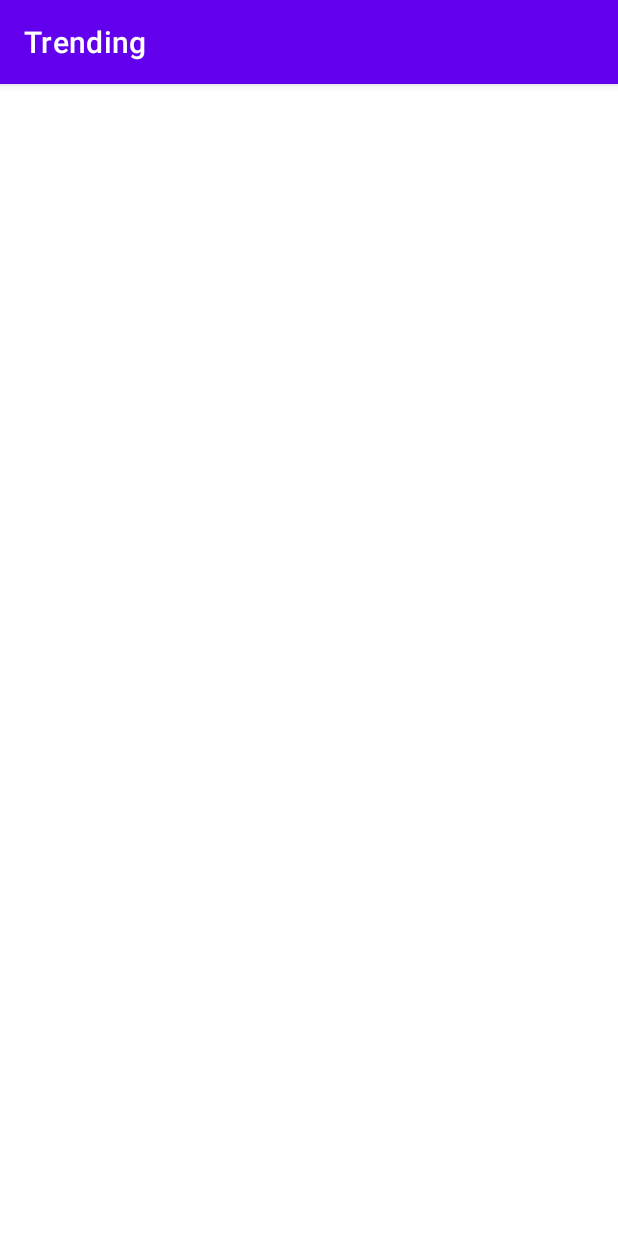
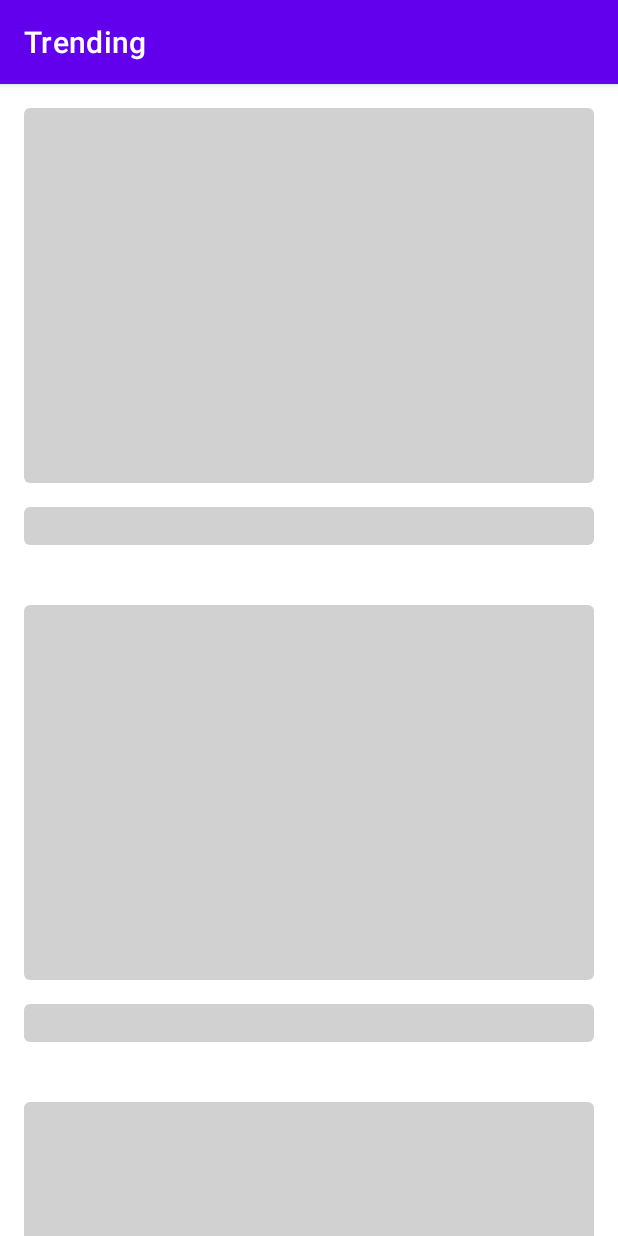
Before and after one commit to YousufSohail/Alligitor, an Android app built with Jetpack Compose: the screen it shows after launch (MainActivity), on a phone screen of 412 x 824 dp. Run offline under Robolectric (Android 15) with nearby library versions, the phone set to English and light mode, and no system bars; our stand-ins replace Dagger/Hilt's generated code; network calls fail; 1 statement that could not run was skipped.

Commit message:
Add shimmer animation

```diff
--- /dev/null
+++ b/app/src/main/java/com/yousufsohail/alligitor/presentation/components/LoadingRepositoryListShimmer.kt
@@ -0,0 +1,76 @@
+package com.yousufsohail.alligitor.presentation.components
+
+import androidx.compose.animation.core.LinearEasing
+import androidx.compose.animation.core.RepeatMode
+import androidx.compose.animation.core.animateFloat
+import androidx.compose.animation.core.infiniteRepeatable
+import androidx.compose.animation.core.rememberInfiniteTransition
+import androidx.compose.animation.core.tween
+import androidx.compose.foundation.layout.BoxWithConstraints
+import androidx.compose.foundation.layout.fillMaxSize
+import androidx.compose.foundation.lazy.LazyColumn
+import androidx.compose.runtime.Composable
+import androidx.compose.ui.Modifier
+import androidx.compose.ui.graphics.Color
+import androidx.compose.ui.platform.LocalDensity
+import androidx.compose.ui.unit.Dp
+import androidx.compose.ui.unit.dp
+
+@Composable
+fun LoadingRepositoryListShimmer(
+    imageHeight: Dp,
+    padding: Dp = 16.dp
+) {
+    BoxWithConstraints(
+        modifier = Modifier.fillMaxSize()
+    ) {
+        val cardWidthPx = with(LocalDensity.current) { (maxWidth - (padding * 2)).toPx() }
+        val cardHeightPx = with(LocalDensity.current) { (imageHeight - padding).toPx() }
+        val gradientWidth: Float = (0.2f * cardHeightPx)
+
+        val infiniteTransition = rememberInfiniteTransition()
+        val xCardShimmer = infiniteTransition.animateFloat(
+            initialValue = 0f,
+            targetValue = (cardWidthPx + gradientWidth),
+            animationSpec = infiniteRepeatable(
+                animation = tween(
+                    durationMillis = 1300,
+                    easing = LinearEasing,
+                    delayMillis = 300
+                ),
+                repeatMode = RepeatMode.Restart
+            )
+        )
+        val yCardShimmer = infiniteTransition.animateFloat(
+            initialValue = 0f,
+            targetValue = (cardHeightPx + gradientWidth),
+            animationSpec = infiniteRepeatable(
+                animation = tween(
+                    durationMillis = 1300,
+                    easing = LinearEasing,
+                    delayMillis = 300
+                ),
+                repeatMode = RepeatMode.Restart
+            )
+        )
+
+        val colors = listOf(
+            Color.LightGray.copy(alpha = .9f),
+            Color.LightGray.copy(alpha = .3f),
+            Color.LightGray.copy(alpha = .9f),
+        )
+
+        LazyColumn {
+            items(5) {
+                ShimmerRepositoryListItem(
+                    colors = colors,
+                    xShimmer = xCardShimmer.value,
+                    yShimmer = yCardShimmer.value,
+                    cardHeight = imageHeight,
+                    gradientWidth = gradientWidth,
+                    padding = padding
+                )
+            }
+        }
+    }
+}
--- /dev/null
+++ b/app/src/main/java/com/yousufsohail/alligitor/presentation/components/ShimmerRepositoryListItem.kt
@@ -0,0 +1,60 @@
+package com.yousufsohail.alligitor.presentation.components
+
+import androidx.compose.foundation.background
+import androidx.compose.foundation.layout.Column
+import androidx.compose.foundation.layout.Spacer
+import androidx.compose.foundation.layout.fillMaxWidth
+import androidx.compose.foundation.layout.height
+import androidx.compose.foundation.layout.padding
+import androidx.compose.foundation.layout.size
+import androidx.compose.material.MaterialTheme
+import androidx.compose.material.Surface
+import androidx.compose.runtime.Composable
+import androidx.compose.ui.Modifier
+import androidx.compose.ui.geometry.Offset
+import androidx.compose.ui.graphics.Brush.Companion.linearGradient
+import androidx.compose.ui.graphics.Color
+import androidx.compose.ui.unit.Dp
+import androidx.compose.ui.unit.dp
+
+@Composable
+fun ShimmerRepositoryListItem(
+    colors: List<Color>,
+    xShimmer: Float,
+    yShimmer: Float,
+    cardHeight: Dp,
+    gradientWidth: Float,
+    padding: Dp
+) {
+    val brush = linearGradient(
+        colors,
+        start = Offset(xShimmer - gradientWidth, yShimmer - gradientWidth),
+        end = Offset(xShimmer, yShimmer)
+    )
+    Column(modifier = Modifier.padding(padding)) {
+        Surface(
+            shape = MaterialTheme.shapes.small,
+        ) {
+            Spacer(
+                modifier = Modifier
+                    .fillMaxWidth()
+                    .size(cardHeight)
+                    .background(brush = brush)
+            )
+        }
+        Spacer(modifier = Modifier.height(8.dp))
+        Surface(
+            shape = MaterialTheme.shapes.small,
+            modifier = Modifier
+                .padding(vertical = 8.dp)
+        ) {
+            Spacer(
+                modifier = Modifier
+                    .fillMaxWidth()
+                    .size(cardHeight / 10)
+                    .background(brush = brush)
+            )
+        }
+    }
+
+}
--- a/app/src/main/java/com/yousufsohail/alligitor/presentation/ui/repository_list/RepositoryListFragment.kt
+++ b/app/src/main/java/com/yousufsohail/alligitor/presentation/ui/repository_list/RepositoryListFragment.kt
@@ -4,11 +4,16 @@ import android.os.Bundle
 import android.view.LayoutInflater
 import android.view.View
 import android.view.ViewGroup
+import androidx.compose.foundation.layout.Box
+import androidx.compose.foundation.layout.fillMaxSize
 import androidx.compose.foundation.lazy.LazyColumn
 import androidx.compose.foundation.lazy.itemsIndexed
+import androidx.compose.ui.Modifier
 import androidx.compose.ui.platform.ComposeView
+import androidx.compose.ui.unit.dp
 import androidx.fragment.app.Fragment
 import androidx.fragment.app.viewModels
+import com.yousufsohail.alligitor.presentation.components.LoadingRepositoryListShimmer
 import com.yousufsohail.alligitor.presentation.components.RepositoryListItem
 import dagger.hilt.android.AndroidEntryPoint
 
@@ -26,10 +31,17 @@ class RepositoryListFragment : Fragment() {
             setContent {
 
                 val searchResult = viewModel.repositories.value
+                val loading = viewModel.loading.value
 
-                LazyColumn {
-                    itemsIndexed(items = searchResult) { index, repository ->
-                        RepositoryListItem(repository = repository, onClick = {})
+                Box(modifier = Modifier.fillMaxSize()) {
+                    if (loading) {
+                        LoadingRepositoryListShimmer(imageHeight = 250.dp)
+                    } else {
+                        LazyColumn {
+                            itemsIndexed(items = searchResult) { index, repository ->
+                                RepositoryListItem(repository = repository, onClick = {})
+                            }
+                        }
                     }
                 }
             }
--- a/app/src/main/java/com/yousufsohail/alligitor/presentation/ui/repository_list/RepositoryListViewModel.kt
+++ b/app/src/main/java/com/yousufsohail/alligitor/presentation/ui/repository_list/RepositoryListViewModel.kt
@@ -17,14 +17,18 @@ class RepositoryListViewModel @Inject constructor(
 
     val repositories: MutableState<List<Repository>> = mutableStateOf(listOf())
 
+    val loading = mutableStateOf(false)
+
     init {
         search("language", 1)
     }
 
     fun search(query: String, page: Int) {
         viewModelScope.launch {
+            loading.value = true
             val result = repositoryRepository.search(query, page)
             repositories.value = result
+            loading.value = false
         }
     }
 }
```
